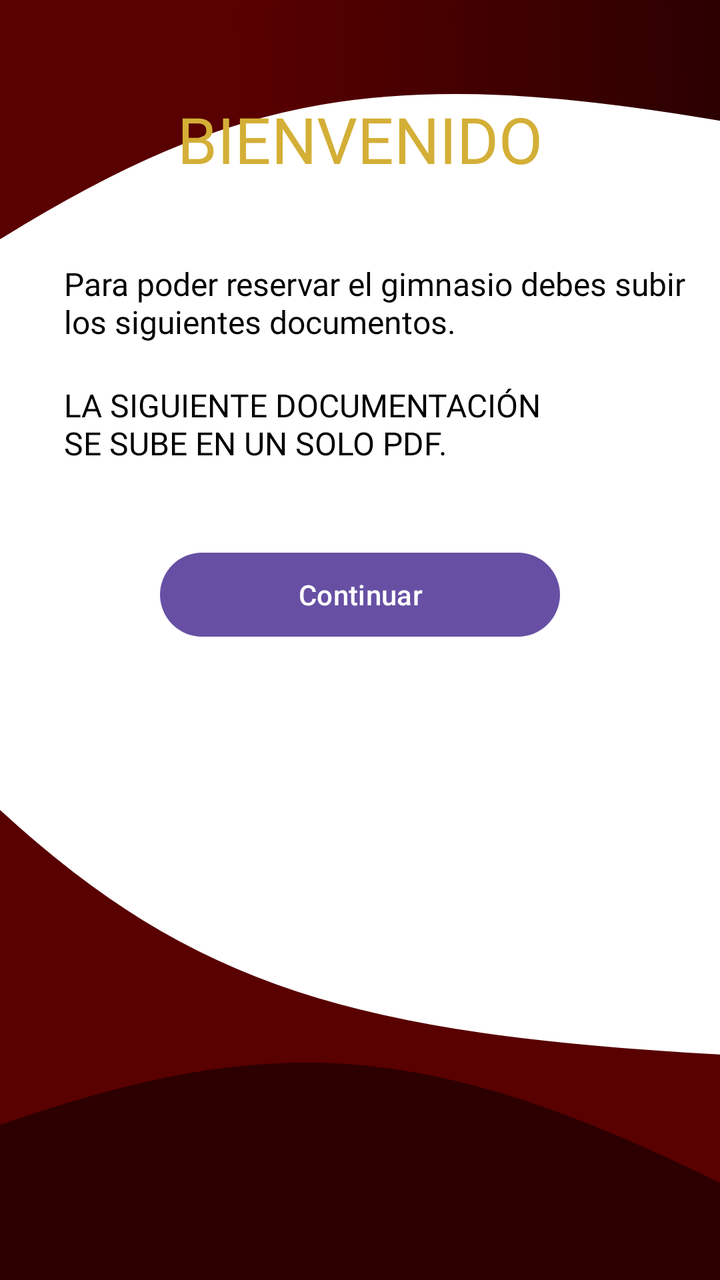
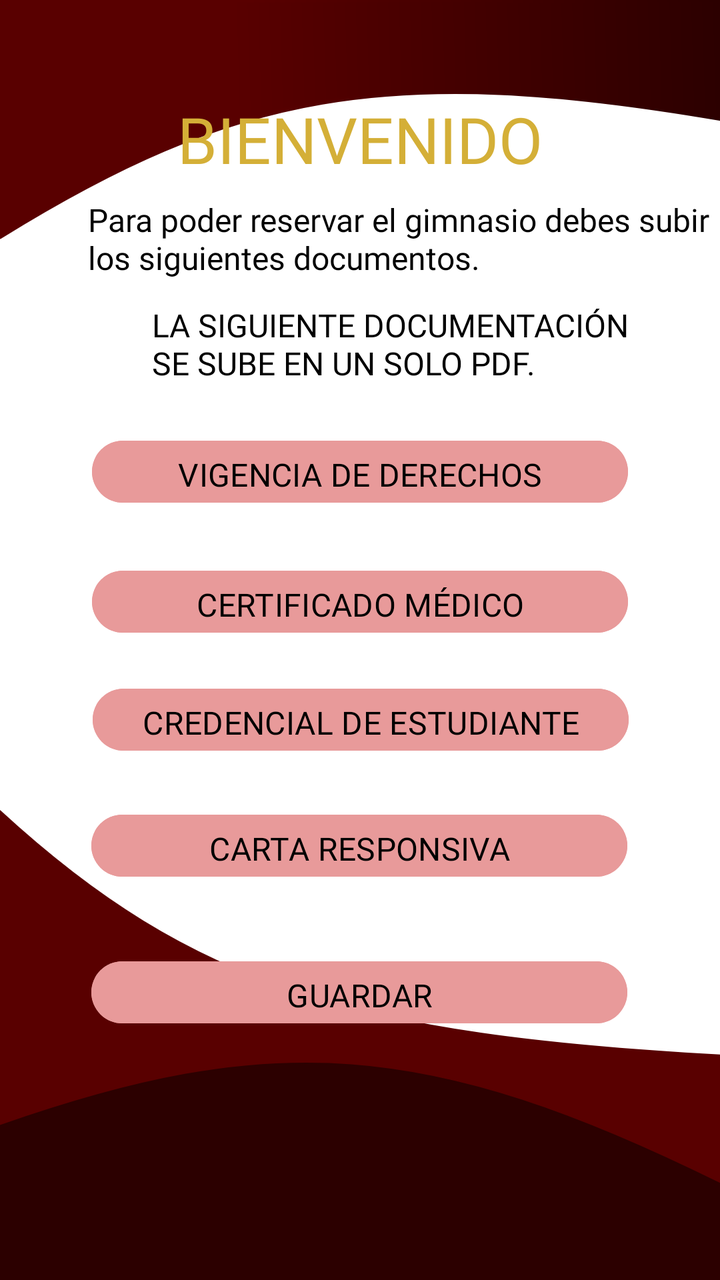

Compare the two renders of this Android layout. The source of the first and the diff that turns it into the second are given below.
<!-- AndroidManifest.xml: application theme Theme.AppUpt -->
<!-- res/layout/activity_main_primera_pantalla_reserva.xml -->
<?xml version="1.0" encoding="utf-8"?>
<androidx.constraintlayout.widget.ConstraintLayout
    xmlns:android="http://schemas.android.com/apk/res/android"
    xmlns:app="http://schemas.android.com/apk/res-auto"
    xmlns:tools="http://schemas.android.com/tools"
    android:layout_width="match_parent"
    android:layout_height="match_parent"
    android:background="@drawable/background_main">

    <TextView
        android:id="@+id/textView"
        android:layout_width="wrap_content"
        android:layout_height="wrap_content"
        android:layout_marginTop="48dp"
        android:fontFamily="@font/goldman"
        android:text="BIENVENIDO"
        android:textColor="#D4AF37"
        android:textSize="32sp"
        app:layout_constraintTop_toTopOf="parent"
        app:layout_constraintStart_toStartOf="parent"
        app:layout_constraintEnd_toEndOf="parent"/>

    <TextView
        android:id="@+id/textView2"
        android:layout_width="wrap_content"
        android:layout_height="wrap_content"
        android:fontFamily="@font/inter_regular"
        android:text="@string/documentos"
        android:textColor="#000"
        android:textSize="16sp"
        android:layout_marginTop="40dp"
        app:layout_constraintTop_toBottomOf="@id/textView"
        app:layout_constraintStart_toStartOf="parent"
        android:layout_marginStart="32dp"/>

    <TextView
        android:id="@+id/textView3"
        android:layout_width="wrap_content"
        android:layout_height="wrap_content"
        android:fontFamily="@font/inter_regular"
        android:text="@string/siguiente_documentacion"
        android:textColor="#000"
        android:textSize="16sp"
        android:layout_marginTop="20dp"
        app:layout_constraintTop_toBottomOf="@id/textView2"
        app:layout_constraintStart_toStartOf="parent"
        android:layout_marginStart="32dp"/>

    <Button
        android:id="@+id/vigencia_de_derechos"
        android:layout_width="200dp"
        android:layout_height="50dp"
        android:text="Continuar"
        android:layout_marginTop="40dp"
        app:layout_constraintTop_toBottomOf="@id/textView3"
        app:layout_constraintStart_toStartOf="parent"
        app:layout_constraintEnd_toEndOf="parent"/>

</androidx.constraintlayout.widget.ConstraintLayout>
<!-- resources referenced by this layout -->
<resources>
  <!-- drawable background_main (drawable) -->
  <vector xmlns:android="http://schemas.android.com/apk/res/android"
      xmlns:aapt="http://schemas.android.com/aapt"
      android:width="412dp"
      android:height="917dp"
      android:viewportWidth="412"
      android:viewportHeight="917">
    <group>
      <clip-path
          android:pathData="M0,0h412v917h-412z"/>
      <path
          android:pathData="M0,0h412v917h-412z"
          android:fillColor="#ffffff"/>
      <path
          android:strokeWidth="1"
          android:pathData="M412,756C204.86,741.54 110.39,708.18 0,581V807C167.37,736.43 257.27,749.82 412,849V756Z"
          android:fillColor="#590000"
          android:strokeColor="#590000"/>
      <path
          android:strokeWidth="1"
          android:pathData="M412,848V916.5H0V806.5C154.34,738.71 244.27,744.3 412,848Z"
          android:fillColor="#2C0000"
          android:strokeColor="#2C0000"/>
      <path
          android:pathData="M412,85C221.42,44.25 132.78,66.65 0,169.5V-0H412V85Z"
          android:strokeWidth="3">
        <aapt:attr name="android:fillColor">
          <gradient
              android:startX="2.5"
              android:startY="57"
              android:endX="412"
              android:endY="47.5"
              android:type="linear">
            <item android:offset="0.32" android:color="#FF590000"/>
            <item android:offset="1" android:color="#FF2C0000"/>
          </gradient>
        </aapt:attr>
        <aapt:attr name="android:strokeColor">
          <gradient
              android:startX="-0"
              android:startY="58"
              android:endX="409.5"
              android:endY="51"
              android:type="linear">
            <item android:offset="0.35" android:color="#FF590000"/>
            <item android:offset="1" android:color="#FF2C0000"/>
          </gradient>
        </aapt:attr>
      </path>
    </group>
  </vector>
  <string name="documentos">Para poder reservar el gimnasio debes subir\nlos siguientes documentos.</string>
  <string name="siguiente_documentacion">LA SIGUIENTE DOCUMENTACIÓN\nSE SUBE EN UN SOLO PDF.</string>
  <style name="Theme.AppUpt" parent="Base.Theme.AppUpt" />
  <style name="Base.Theme.AppUpt" parent="Theme.Material3.DayNight.NoActionBar">
          
          
      </style>
</resources>

<!-- the commit's change to res/layout/activity_main_primera_pantalla_reserva.xml (unified diff, before → after) -->
@@ -24,36 +24,101 @@
         android:id="@+id/textView2"
         android:layout_width="wrap_content"
         android:layout_height="wrap_content"
+        android:layout_marginStart="44dp"
+        android:layout_marginTop="8dp"
         android:fontFamily="@font/inter_regular"
         android:text="@string/documentos"
         android:textColor="#000"
         android:textSize="16sp"
-        android:layout_marginTop="40dp"
-        app:layout_constraintTop_toBottomOf="@id/textView"
         app:layout_constraintStart_toStartOf="parent"
-        android:layout_marginStart="32dp"/>
+        app:layout_constraintTop_toBottomOf="@id/textView" />
 
     <TextView
         android:id="@+id/textView3"
         android:layout_width="wrap_content"
         android:layout_height="wrap_content"
+        android:layout_marginStart="76dp"
+        android:layout_marginTop="12dp"
         android:fontFamily="@font/inter_regular"
         android:text="@string/siguiente_documentacion"
         android:textColor="#000"
         android:textSize="16sp"
-        android:layout_marginTop="20dp"
-        app:layout_constraintTop_toBottomOf="@id/textView2"
         app:layout_constraintStart_toStartOf="parent"
-        android:layout_marginStart="32dp"/>
+        app:layout_constraintTop_toBottomOf="@id/textView2" />
 
     <Button
-        android:id="@+id/vigencia_de_derechos"
-        android:layout_width="200dp"
-        android:layout_height="50dp"
-        android:text="Continuar"
-        android:layout_marginTop="40dp"
-        app:layout_constraintTop_toBottomOf="@id/textView3"
+        android:id="@+id/vigencia"
+        android:layout_width="268dp"
+        android:layout_height="39dp"
+        android:layout_marginTop="24dp"
+        android:backgroundTint="#E89A9A"
+        android:fontFamily="@font/inter_regular"
+        android:text="VIGENCIA DE DERECHOS"
+        android:textColor="#000"
+        android:textSize="16sp"
+        app:layout_constraintEnd_toEndOf="parent"
         app:layout_constraintStart_toStartOf="parent"
-        app:layout_constraintEnd_toEndOf="parent"/>
+        app:layout_constraintTop_toBottomOf="@+id/textView3" />
+
+    <Button
+        android:id="@+id/certificado"
+        android:layout_width="268dp"
+        android:layout_height="39dp"
+        android:layout_marginTop="26dp"
+        android:backgroundTint="#E89A9A"
+        android:fontFamily="@font/inter_regular"
+        android:text="CERTIFICADO MÉDICO"
+        android:textColor="#000"
+        android:textSize="16sp"
+        app:layout_constraintEnd_toEndOf="parent"
+        app:layout_constraintStart_toStartOf="parent"
+        app:layout_constraintTop_toBottomOf="@+id/vigencia" />
+
+    <Button
+        android:id="@+id/credencial"
+        android:layout_width="268dp"
+        android:layout_height="39dp"
+        android:layout_marginTop="20dp"
+        android:backgroundTint="#E89A9A"
+        android:fontFamily="@font/inter_regular"
+        android:text="CREDENCIAL DE ESTUDIANTE"
+        android:textColor="#000"
+        android:textSize="16sp"
+        app:layout_constraintEnd_toEndOf="parent"
+        app:layout_constraintHorizontal_bias="0.503"
+        app:layout_constraintStart_toStartOf="parent"
+        app:layout_constraintTop_toBottomOf="@+id/certificado" />
+
+    <Button
+        android:id="@+id/carta"
+        android:layout_width="268dp"
+        android:layout_height="39dp"
+        android:layout_marginTop="24dp"
+        android:backgroundTint="#E89A9A"
+        android:fontFamily="@font/inter_regular"
+        android:text="CARTA RESPONSIVA"
+        android:textColor="#000"
+        android:textSize="16sp"
+        app:layout_constraintEnd_toEndOf="parent"
+        app:layout_constraintHorizontal_bias="0.496"
+        app:layout_constraintStart_toStartOf="parent"
+        app:layout_constraintTop_toBottomOf="@+id/credencial" />
+
+    <Button
+        android:id="@+id/guardar"
+        android:layout_width="268dp"
+        android:layout_height="39dp"
+        android:layout_marginTop="24dp"
+        android:backgroundTint="#E89A9A"
+        android:fontFamily="@font/inter_regular"
+        android:text="GUARDAR"
+        android:textColor="#000"
+        android:textSize="16sp"
+        app:layout_constraintBottom_toBottomOf="parent"
+        app:layout_constraintEnd_toEndOf="parent"
+        app:layout_constraintHorizontal_bias="0.496"
+        app:layout_constraintStart_toStartOf="parent"
+        app:layout_constraintTop_toBottomOf="@+id/carta"
+        app:layout_constraintVertical_bias="0.076" />
 
 </androidx.constraintlayout.widget.ConstraintLayout>
